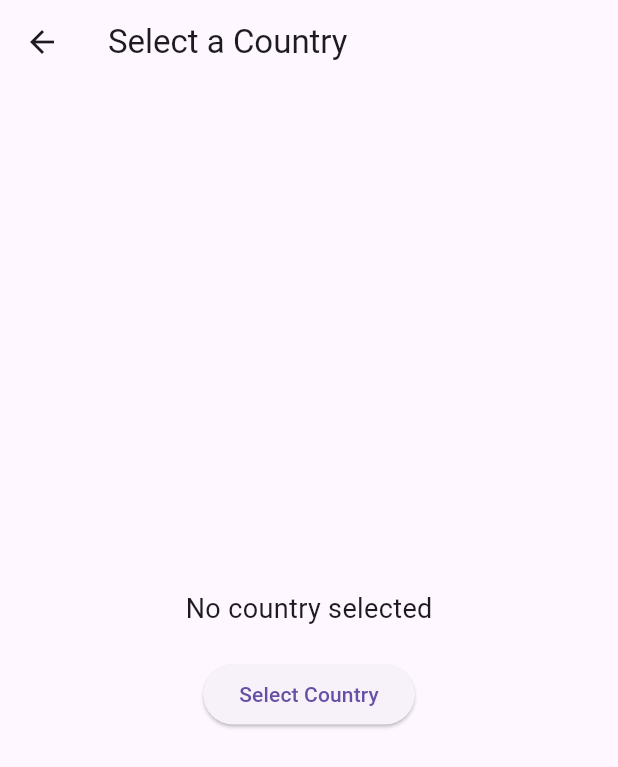
After one commit to Haris-Sultan15/mobile, a Flutter app: the CountriesPage screen opened directly, after a tap on "Select Country", on a phone screen of 412 x 824 dp. The commit adds this screen. Shown: the top 767 px of the screen. Run offline on Flutter 3.47's test engine with Material 3 defaults, Android fonts, the light colour scheme and no system bars; our stand-ins replace country_picker; network calls fail.

Commit message:
country added

```diff
--- /dev/null
+++ b/lib/counteries.dart
@@ -0,0 +1,50 @@
+import 'package:flutter/material.dart';
+import 'package:country_picker/country_picker.dart';
+
+class CountriesPage extends StatefulWidget {
+  const CountriesPage({Key? key}) : super(key: key);
+
+  @override
+  _CountriesPageState createState() => _CountriesPageState();
+}
+
+class _CountriesPageState extends State<CountriesPage> {
+  Country? _selectedCountry;
+
+  @override
+  Widget build(BuildContext context) {
+    return Scaffold(
+      appBar: AppBar(
+        title: const Text('Select a Country'),
+      ),
+      body: Center(
+        child: Column(
+          mainAxisAlignment: MainAxisAlignment.center,
+          children: [
+            Text(
+              _selectedCountry == null
+                  ? 'No country selected'
+                  : 'Selected Country: ${_selectedCountry!.name} (+${_selectedCountry!.phoneCode})',
+              style: const TextStyle(fontSize: 18),
+            ),
+            const SizedBox(height: 20),
+            ElevatedButton(
+              onPressed: () {
+                showCountryPicker(
+                  context: context,
+                  showPhoneCode: true, // Shows phone code before the country name.
+                  onSelect: (Country country) {
+                    setState(() {
+                      _selectedCountry = country;
+                    });
+                  },
+                );
+              },
+              child: const Text('Select Country'),
+            ),
+          ],
+        ),
+      ),
+    );
+  }
+}
--- a/lib/index.dart
+++ b/lib/index.dart
@@ -2,6 +2,9 @@ import 'package:flutter/material.dart';
 import 'package:flutter_application_1/doctor.dart';
 import 'package:flutter_application_1/main.dart';
 import 'package:flutter_application_1/practice.dart';
+import 'package:country_picker/country_picker.dart';
+import 'counteries.dart';
+
 
 class IndexPage extends StatelessWidget {
   const IndexPage({Key? key}) : super(key: key);
@@ -53,11 +56,11 @@ class IndexPage extends StatelessWidget {
                 (onPressed: () {
                   Navigator.pop
                   (context,
-                  MaterialPageRoute(builder: (context) => const MyHomePage()),
+                  MaterialPageRoute(builder: (context) => const CountriesPage()),
 
                   );
                 },
-                child: Text('go page to homepage'),),
+                child: Text('Select Country'),),
 
                  InkWell(
                   onTap: () {
@@ -72,6 +75,12 @@ Navigator.push(
 );
 
           }, child: Text('Go to practice page')),
+            ElevatedButton(onPressed: () {
+Navigator.push(
+  context, MaterialPageRoute(builder: (context) => const CountriesPage()),
+);
+
+          }, child: Text('Select Your Country')),
 
 
           ],
--- a/lib/main.dart
+++ b/lib/main.dart
@@ -4,6 +4,7 @@ import 'dart:convert';
 import 'index.dart';
 import 'doctor.dart';
 import 'practice.dart'; // Import the new page
+import 'counteries.dart';
 
 void main() {
   runApp(const MyApp());
```
